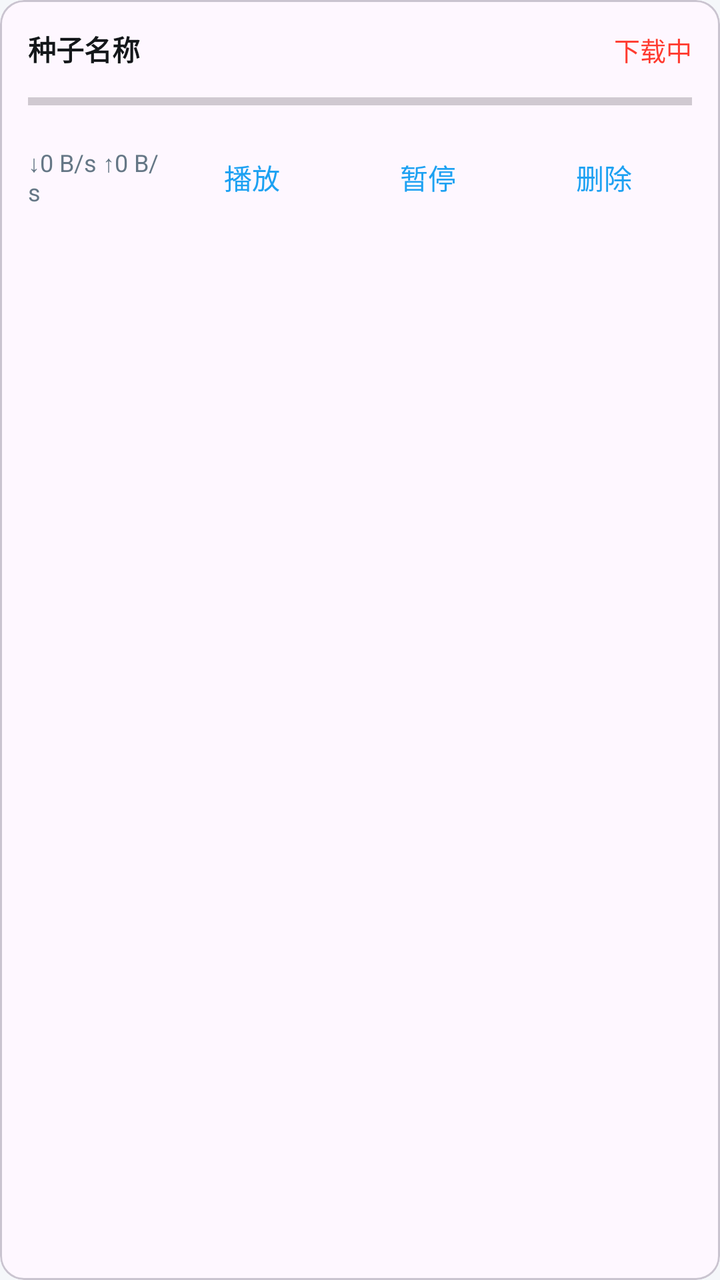
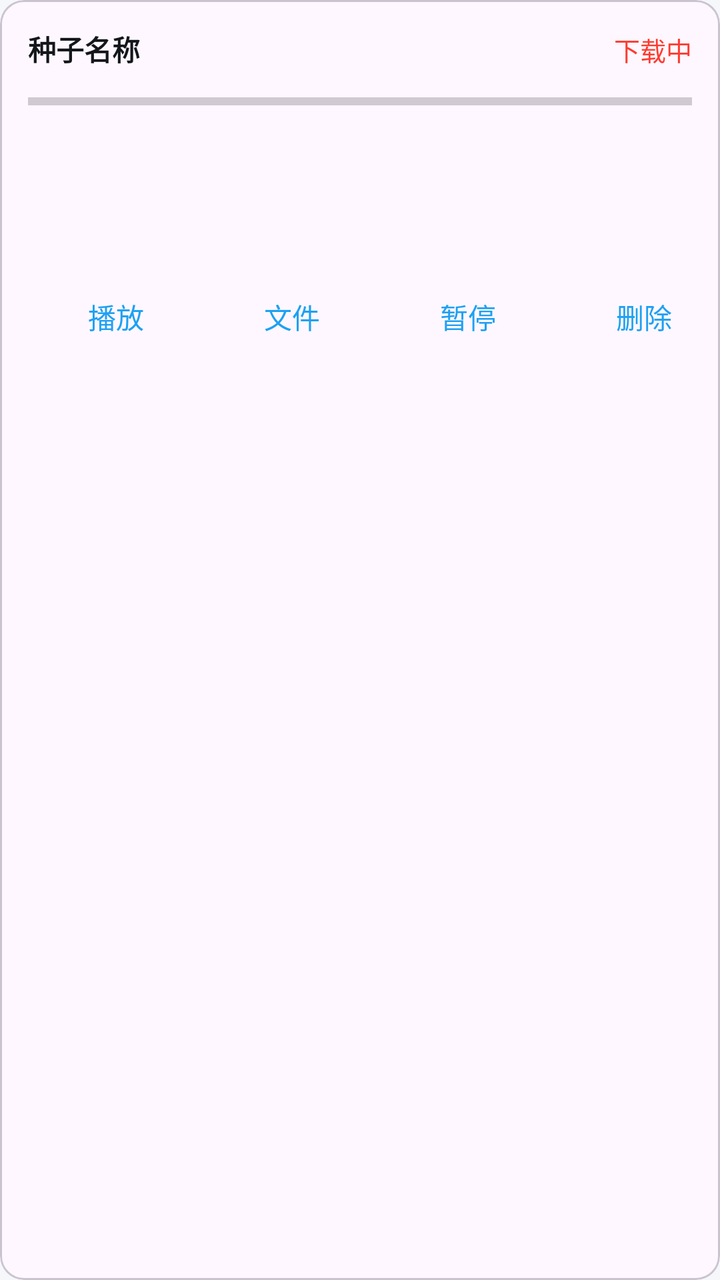

Two renders of the same Android screen: before a commit and after it. Below are the layout's source before the change and the commit's diff.
<!-- AndroidManifest.xml: application theme Theme.XVideoDownloader -->
<!-- res/layout/item_torrent.xml -->
<?xml version="1.0" encoding="utf-8"?>
<com.google.android.material.card.MaterialCardView xmlns:android="http://schemas.android.com/apk/res/android"
    xmlns:app="http://schemas.android.com/apk/res-auto"
    android:layout_width="match_parent"
    android:layout_height="wrap_content"
    android:layout_marginHorizontal="12dp"
    android:layout_marginVertical="5dp"
    app:cardCornerRadius="12dp">

    <LinearLayout
        android:layout_width="match_parent"
        android:layout_height="wrap_content"
        android:orientation="vertical"
        android:padding="14dp">

        <LinearLayout
            android:layout_width="match_parent"
            android:layout_height="wrap_content"
            android:orientation="horizontal">

            <TextView
                android:id="@+id/tvTorrentName"
                android:layout_width="0dp"
                android:layout_height="wrap_content"
                android:layout_weight="1"
                android:ellipsize="middle"
                android:maxLines="2"
                android:text="种子名称"
                android:textColor="@color/text_primary"
                android:textSize="14sp"
                android:textStyle="bold" />

            <TextView
                android:id="@+id/tvTorrentStatus"
                android:layout_width="wrap_content"
                android:layout_height="wrap_content"
                android:layout_marginStart="8dp"
                android:text="下载中"
                android:textColor="@color/accent"
                android:textSize="13sp" />
        </LinearLayout>

        <ProgressBar
            android:id="@+id/pbTorrent"
            style="?android:attr/progressBarStyleHorizontal"
            android:layout_width="match_parent"
            android:layout_height="wrap_content"
            android:layout_marginTop="8dp"
            android:max="100"
            android:progress="0" />

        <LinearLayout
            android:layout_width="match_parent"
            android:layout_height="wrap_content"
            android:layout_marginTop="6dp"
            android:gravity="center_vertical"
            android:orientation="horizontal">

            <TextView
                android:id="@+id/tvTorrentSpeed"
                android:layout_width="0dp"
                android:layout_height="wrap_content"
                android:layout_weight="1"
                android:text="↓0 B/s ↑0 B/s"
                android:textColor="@color/text_secondary"
                android:textSize="12sp" />

            <com.google.android.material.button.MaterialButton
                android:id="@+id/btnTorrentPlay"
                style="@style/Widget.Material3.Button.TextButton"
                android:layout_width="wrap_content"
                android:layout_height="wrap_content"
                android:text="播放" />

            <com.google.android.material.button.MaterialButton
                android:id="@+id/btnTorrentToggle"
                style="@style/Widget.Material3.Button.TextButton"
                android:layout_width="wrap_content"
                android:layout_height="wrap_content"
                android:text="暂停" />

            <com.google.android.material.button.MaterialButton
                android:id="@+id/btnTorrentDelete"
                style="@style/Widget.Material3.Button.TextButton"
                android:layout_width="wrap_content"
                android:layout_height="wrap_content"
                android:text="删除" />
        </LinearLayout>
    </LinearLayout>

</com.google.android.material.card.MaterialCardView>
<!-- resources referenced by this layout -->
<resources>
  <color name="accent">#FF3B30</color>
  <color name="text_primary">#14171A</color>
  <color name="text_secondary">#657786</color>
  <style name="Theme.XVideoDownloader" parent="Theme.Material3.DayNight.NoActionBar">
          <item name="colorPrimary">@color/primary</item>
          <item name="colorOnPrimary">@android:color/white</item>
          <item name="colorSecondary">@color/primary</item>
          <item name="android:windowBackground">@color/bg</item>
          <item name="android:statusBarColor">@color/primary_dark</item>
      </style>
  <color name="primary">#1DA1F2</color>
  <color name="bg">#F5F7FA</color>
  <color name="primary_dark">#0E71A8</color>
</resources>

<!-- the commit's change to res/layout/item_torrent.xml (unified diff, before → after) -->
@@ -73,6 +73,13 @@
                 android:text="播放" />
 
             <com.google.android.material.button.MaterialButton
+                android:id="@+id/btnTorrentFiles"
+                style="@style/Widget.Material3.Button.TextButton"
+                android:layout_width="wrap_content"
+                android:layout_height="wrap_content"
+                android:text="文件" />
+
+            <com.google.android.material.button.MaterialButton
                 android:id="@+id/btnTorrentToggle"
                 style="@style/Widget.Material3.Button.TextButton"
                 android:layout_width="wrap_content"
